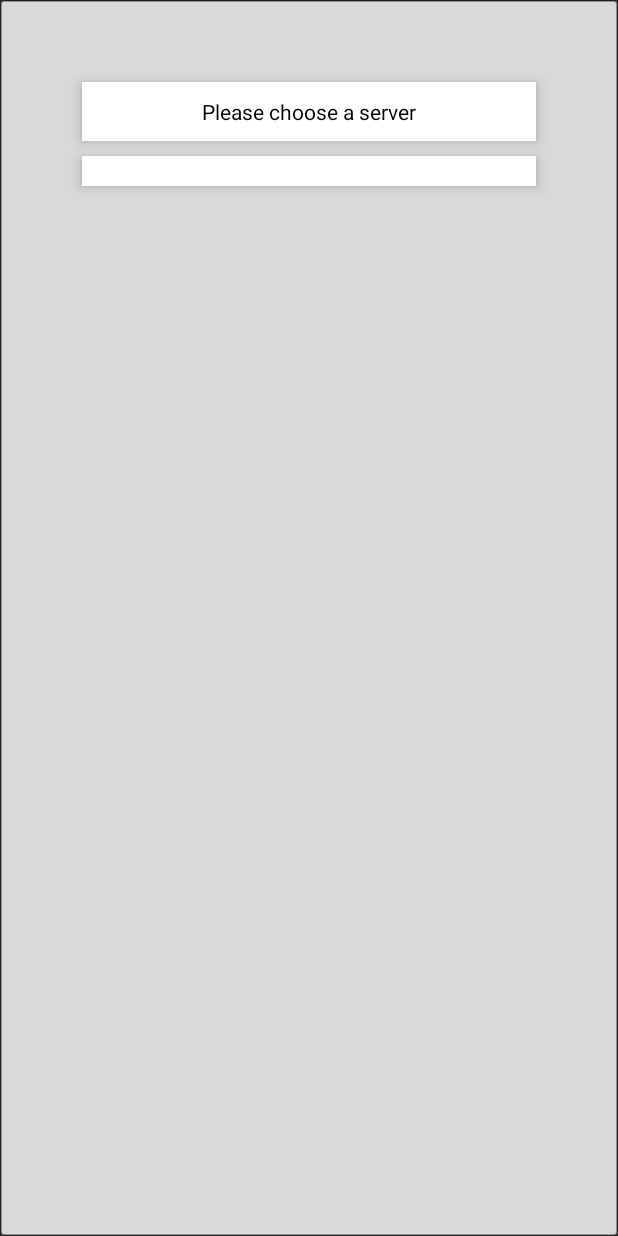
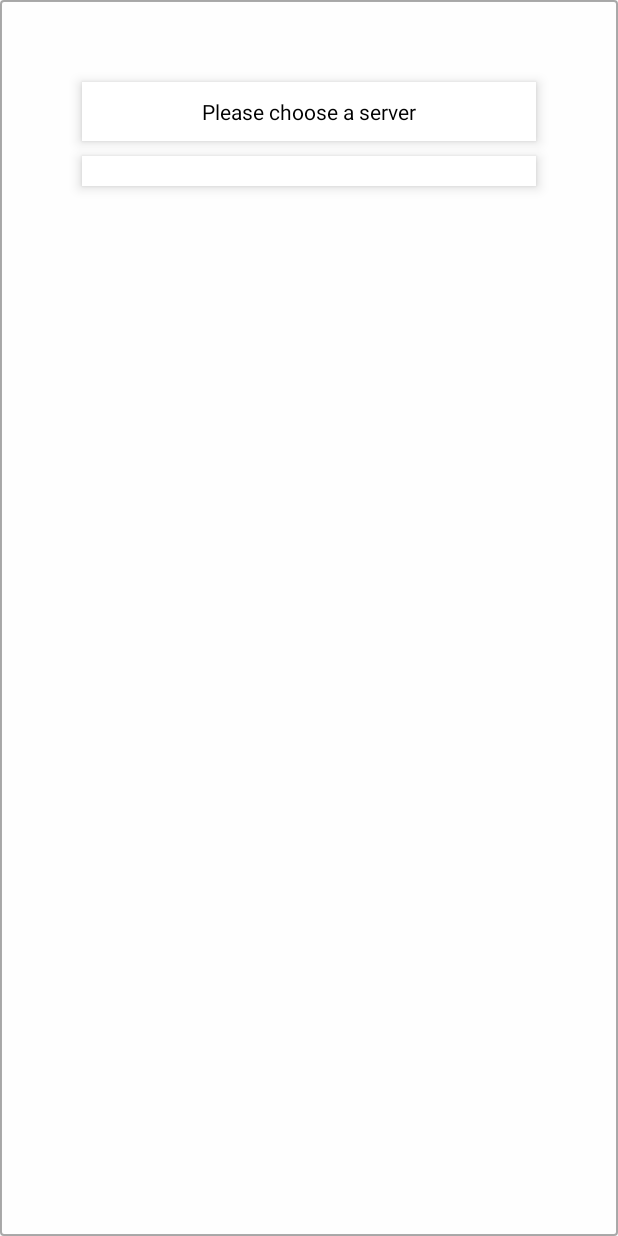
Before and after one commit to ValXp/IFWatcher, an Android app: the screen it shows after launch (ServerChooserActivity), on a phone screen of 412 x 824 dp. Run offline under Robolectric (Android 15) with nearby library versions, the phone set to English and light mode, and no system bars; 1 statement that could not run was skipped.

Commit message:
Fixed style for android 5

```diff
--- a/app/src/main/res/values-v21/styles.xml
+++ b/app/src/main/res/values-v21/styles.xml
@@ -1,7 +1,7 @@
 <resources>
 
     <!-- Base application theme. -->
-    <style name="AppTheme" parent="android:Theme.Material.NoActionBar.TranslucentDecor">
+    <style name="AppTheme" parent="android:Theme.Material.Light.NoActionBar">
         <!-- Customize your theme here. -->
     </style>
 
```
